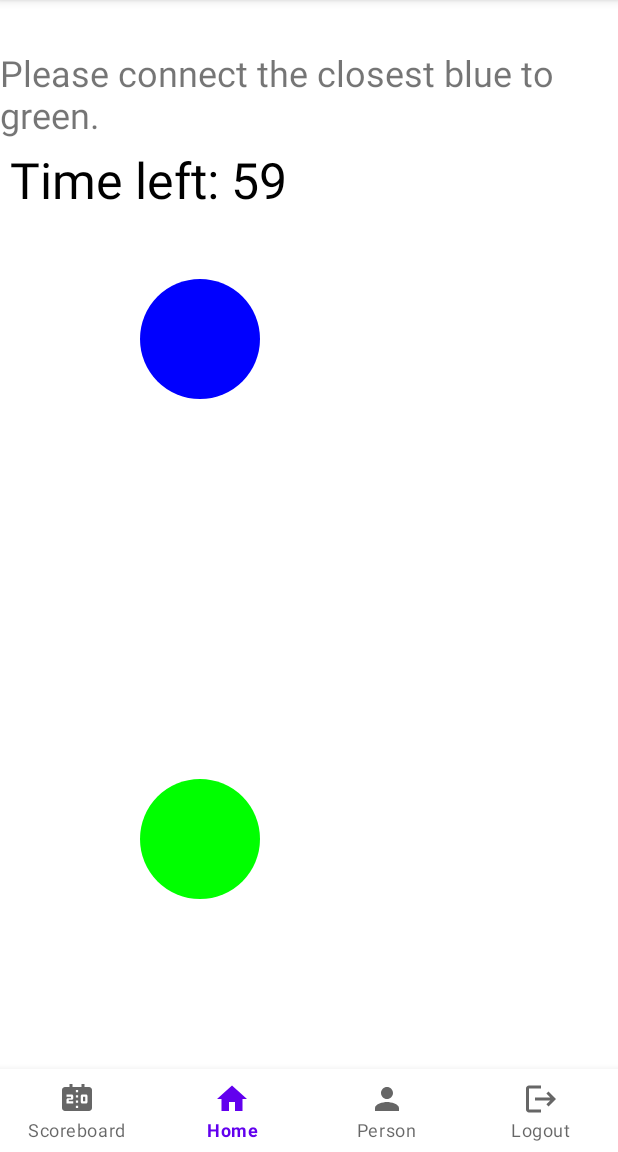
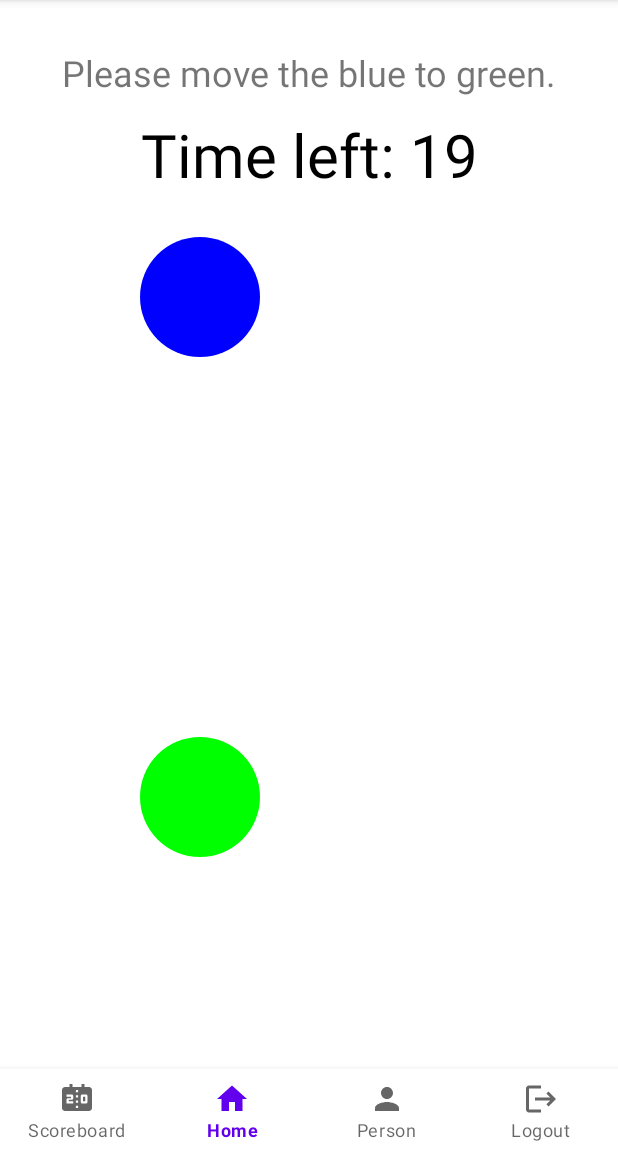
Before and after one commit to ckkwokeric/SEHS4681_gp_grp2, an Android app: the fragment Level8Fragment placed in its activity, on a phone screen of 412 x 824 dp, the part 84-1236 px from its top. Run offline under Robolectric (Android 15) with nearby library versions, the phone set to English and light mode, and no system bars.

Commit message:
Updated Jason game

```diff
--- a/app/src/main/java/com/example/sehs4681_gp_grp2/Harry/Level1Fragment.java
+++ b/app/src/main/java/com/example/sehs4681_gp_grp2/Harry/Level1Fragment.java
@@ -31,7 +31,6 @@ public class Level1Fragment extends Fragment implements MazeView.MazeViewListene
     private Sensor accelerometer;
     private MazeView mazeView;
     private Button winButton;
-    private int userUid;
 
     @Override
     public void onCreate(@Nullable Bundle savedInstanceState) {
--- a/app/src/main/java/com/example/sehs4681_gp_grp2/Jason/CustomGameView.java
+++ b/app/src/main/java/com/example/sehs4681_gp_grp2/Jason/CustomGameView.java
@@ -14,7 +14,7 @@ import android.view.View;
 public class CustomGameView extends View {
     private CountDownTimer countDownTimer;
     private int timeLeft;
-    private static final int INITIAL_TIME_LIMIT = 60; // Time limit in seconds
+    private static final int INITIAL_TIME_LIMIT = 20; // Time limit in seconds
     private Paint circlePaint;
     private Paint targetPaint;
     private int circleRadius = 60;
@@ -55,7 +55,7 @@ public class CustomGameView extends View {
 
         // Initialize circle and target positions
         circlePositions[0] = new PointF(200, 200);
-        circlePositions[1] = new PointF(1000, 300);
+        circlePositions[1] = new PointF(1000, 400);
         targetPositions[0] = new PointF(200, 700);
         targetPositions[1] = new PointF(800, 1000);
     }
@@ -63,12 +63,19 @@ public class CustomGameView extends View {
     @Override
     protected void onDraw(Canvas canvas) {
         super.onDraw(canvas);
+        int viewWidth = getWidth();
+        int viewHeight = getHeight();
+        float centerX = viewWidth / 2f;
+        float centerY = viewHeight / 2f;
 
         // Draw the timer
-        paint.setTextSize(50);
+        paint.setTextSize(60);
         paint.setColor(Color.BLACK);
-        canvas.drawText("Time left: " + timeLeft, 10, 60, paint);
+        //canvas.drawText("Time left: " + timeLeft, 10, 60, paint);
+        paint.setTextAlign(Paint.Align.CENTER);
 
+        float textVerticalOffset = (paint.descent() + paint.ascent()) / 2;
+        canvas.drawText("Time left: " + String.valueOf(timeLeft), centerX, 60 - textVerticalOffset, paint);
 
         // Draw circles
         for (PointF position : circlePositions) {
@@ -127,6 +134,10 @@ public class CustomGameView extends View {
         void onGameWon();
     }
 
+    public interface OnGameLostListener {
+        void onGameLost();
+    }
+
     public void startTimer() {
         gameWon = false;
         timeLeft = INITIAL_TIME_LIMIT;
@@ -140,7 +151,9 @@ public class CustomGameView extends View {
             @Override
             public void onFinish() {
                 if (!gameWon) {
-                    onGameLostListener.run();
+                    if (onGameLostListener != null) {
+                        onGameLostListener.onGameLost();
+                    }
                 }
             }
         }.start();
@@ -152,10 +165,10 @@ public class CustomGameView extends View {
         }
     }
 
-    private Runnable onGameLostListener;
+    private OnGameLostListener onGameLostListener;
 
-    public void setOnGameLostListener(Runnable onGameLostListener) {
-        this.onGameLostListener = onGameLostListener;
+    public void setOnGameLostListener(OnGameLostListener listener) {
+        this.onGameLostListener = listener;
     }
 
 
--- a/app/src/main/java/com/example/sehs4681_gp_grp2/Jason/Level8Fragment.java
+++ b/app/src/main/java/com/example/sehs4681_gp_grp2/Jason/Level8Fragment.java
@@ -1,7 +1,9 @@
 package com.example.sehs4681_gp_grp2.Jason;
 
+import android.content.Intent;
 import android.os.Bundle;
 
+import androidx.annotation.Nullable;
 import androidx.fragment.app.Fragment;
 import androidx.fragment.app.FragmentManager;
 import androidx.fragment.app.FragmentTransaction;
@@ -11,16 +13,26 @@ import android.view.View;
 import android.view.ViewGroup;
 import android.widget.Button;
 import android.widget.TextView;
+import android.widget.Toast;
 
+import com.example.sehs4681_gp_grp2.DBHelper;
 import com.example.sehs4681_gp_grp2.HomeFragment;
+import com.example.sehs4681_gp_grp2.Model.User;
 import com.example.sehs4681_gp_grp2.R;
 
-public class Level8Fragment extends Fragment implements View.OnClickListener {
+public class Level8Fragment extends Fragment {
 
-    private Button btn;
+    private DBHelper dbHelper;
+    private Button btn, btn_restart;
 
     public Level8Fragment() {
         // Required empty public constructor
+    }
+
+    @Override
+    public void onCreate(@Nullable Bundle savedInstanceState) {
+        super.onCreate(savedInstanceState);
+        dbHelper = new DBHelper(getContext());
     }
 
     @Override
@@ -28,19 +40,36 @@ public class Level8Fragment extends Fragment implements View.OnClickListener {
         View view = inflater.inflate(R.layout.fragment_level8, container, false);
 
         CustomGameView customGameView = view.findViewById(R.id.customGameView);
-        TextView gameStatusTextView = view.findViewById(R.id.gameStatusTextView);
         btn = view.findViewById(R.id.btn_next2);
-        btn.setOnClickListener(this);
+        btn.setOnClickListener(new View.OnClickListener() {
+            @Override
+            public void onClick(View v) {
+                dbHelper.addScore(User.getUID(),50);
+                FragmentManager fragmentManager = getParentFragmentManager();
+                FragmentTransaction fragmentTransaction = fragmentManager.beginTransaction();
+                HomeFragment homeFragment = new HomeFragment();
+                fragmentTransaction.replace(R.id.flFragment, homeFragment);
+                fragmentTransaction.addToBackStack(null);
+                fragmentTransaction.commit();
+            }
+        });
+
+        btn_restart = view.findViewById(R.id.btn_restart);
+        btn_restart.setOnClickListener(new View.OnClickListener() {
+            @Override
+            public void onClick(View v) {
+                restartFragment();
+            }
+        });
 
         customGameView.setOnGameWonListener(() -> {
-            gameStatusTextView.setText("Congratulations! You won the game!");
-            gameStatusTextView.setVisibility(View.VISIBLE);
+            Toast.makeText(getActivity(), "Congratulations! You won!", Toast.LENGTH_SHORT).show();
             btn.setVisibility(View.VISIBLE);
         });
 
         customGameView.setOnGameLostListener(() -> {
-            gameStatusTextView.setText("Time's up! You lost the game.");
-            gameStatusTextView.setVisibility(View.VISIBLE);
+            Toast.makeText(getActivity(), "Times up! Please try again!", Toast.LENGTH_SHORT).show();
+            btn_restart.setVisibility(View.VISIBLE);
         });
 
         customGameView.startTimer();
@@ -48,13 +77,13 @@ public class Level8Fragment extends Fragment implements View.OnClickListener {
         return view;
     }
 
-    @Override
-    public void onClick(View view) {
+    private void restartFragment() {
         FragmentManager fragmentManager = getParentFragmentManager();
         FragmentTransaction fragmentTransaction = fragmentManager.beginTransaction();
-        HomeFragment homeFragment = new HomeFragment();
-        fragmentTransaction.replace(R.id.flFragment, homeFragment);
+        Level8Fragment level8Fragment = new Level8Fragment();
+        fragmentTransaction.replace(R.id.flFragment, level8Fragment);
         fragmentTransaction.addToBackStack(null);
         fragmentTransaction.commit();
     }
+
 }
--- a/app/src/main/res/layout/fragment_level8.xml
+++ b/app/src/main/res/layout/fragment_level8.xml
@@ -1,50 +1,50 @@
 <?xml version="1.0" encoding="utf-8"?>
-<FrameLayout xmlns:android="http://schemas.android.com/apk/res/android"
+<androidx.constraintlayout.widget.ConstraintLayout
+    xmlns:android="http://schemas.android.com/apk/res/android"
+    xmlns:app="http://schemas.android.com/apk/res-auto"
     xmlns:tools="http://schemas.android.com/tools"
     android:layout_width="match_parent"
     android:layout_height="match_parent"
     tools:context=".Jason.Level8Fragment">
 
-    <RelativeLayout
-        android:layout_width="match_parent"
-        android:layout_height="match_parent">
-
     <TextView
         android:id="@+id/question_text2"
         android:layout_width="wrap_content"
         android:layout_height="wrap_content"
-            android:text="Please connect the closest blue to green."
+        android:text="Please move the blue to green."
         android:textSize="24sp"
-            android:layout_marginTop="32dp"
-            android:layout_centerHorizontal="true"
-            android:layout_alignParentTop="true" />
+        app:layout_constraintTop_toTopOf="parent"
+        app:layout_constraintStart_toStartOf="parent"
+        app:layout_constraintEnd_toEndOf="parent"
+        android:layout_marginTop="32dp" />
 
     <com.example.sehs4681_gp_grp2.Jason.CustomGameView
         android:id="@+id/customGameView"
-            android:layout_below="@id/question_text2"
+        app:layout_constraintTop_toBottomOf="@id/question_text2"
         android:layout_width="match_parent"
-            android:layout_height="match_parent" />
-
-        <TextView
-            android:id="@+id/gameStatusTextView"
-            android:layout_width="wrap_content"
-            android:layout_height="wrap_content"
-            android:textSize="24sp"
-            android:textColor="@android:color/black"
-            android:layout_centerInParent="true"
-            android:visibility="gone" />
+        android:layout_height="0dp" />
 
     <Button
         android:id="@+id/btn_next2"
         android:layout_width="wrap_content"
         android:layout_height="wrap_content"
-            android:layout_alignParentBottom="true"
-            android:layout_centerHorizontal="true"
+        android:text="Next Level"
+        app:layout_constraintBottom_toBottomOf="parent"
+        app:layout_constraintStart_toStartOf="parent"
+        app:layout_constraintEnd_toEndOf="parent"
         android:layout_marginBottom="224dp"
-            android:layout_below="@id/gameStatusTextView"
-            android:visibility="gone"
-            android:text="Next Level" />
+        android:visibility="gone" />
 
-    </RelativeLayout>
+    <Button
+        android:id="@+id/btn_restart"
+        android:layout_width="wrap_content"
+        android:layout_height="wrap_content"
+        android:text="Try again"
+        app:layout_constraintBottom_toBottomOf="parent"
+        app:layout_constraintStart_toStartOf="parent"
+        app:layout_constraintEnd_toEndOf="parent"
+        android:layout_marginBottom="224dp"
+        android:visibility="gone" />
 
-</FrameLayout>
+
+</androidx.constraintlayout.widget.ConstraintLayout>
```
Also changed, not shown: app/src/main/java/com/example/sehs4681_gp_grp2/Jason/Level7Fragment.java (+19 -8 lines), app/src/main/res/layout/fragment_level7.xml (+38 -8 lines), app/src/main/res/drawable/chick.jpeg (added), app/src/main/res/drawable/chicken.jpeg (added). Lines whose indentation alone changed are shown as unchanged.
